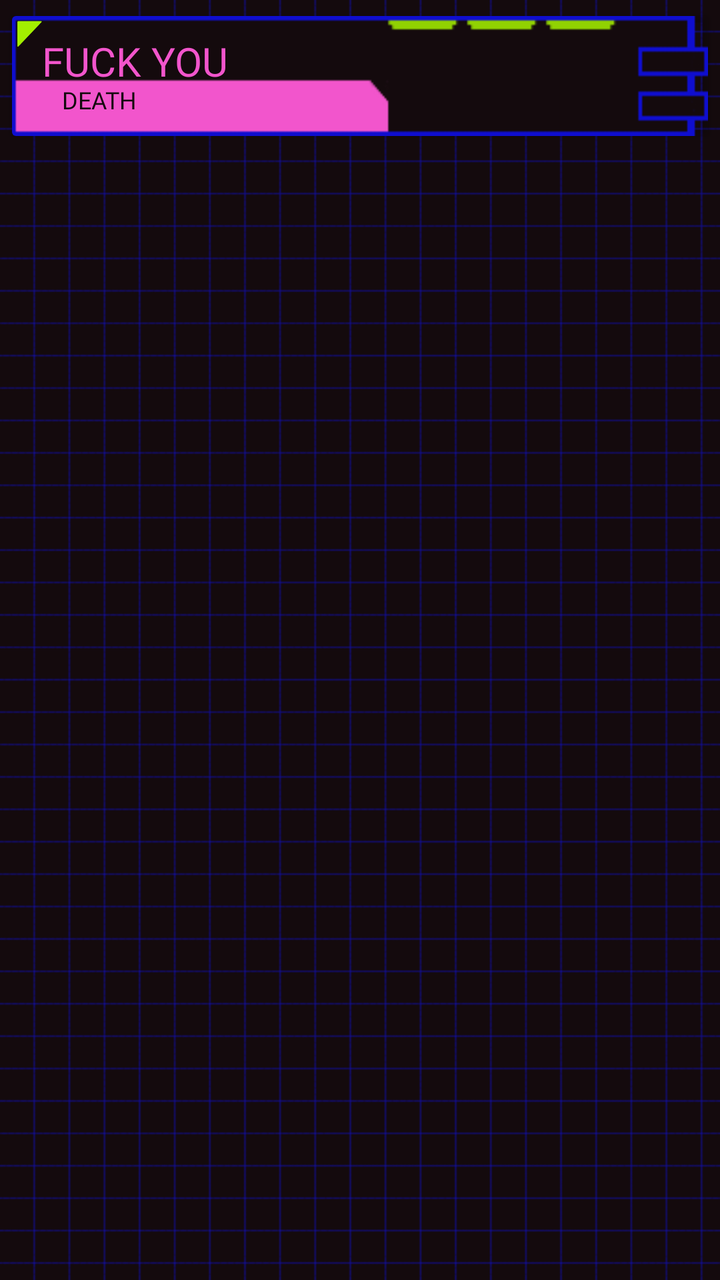
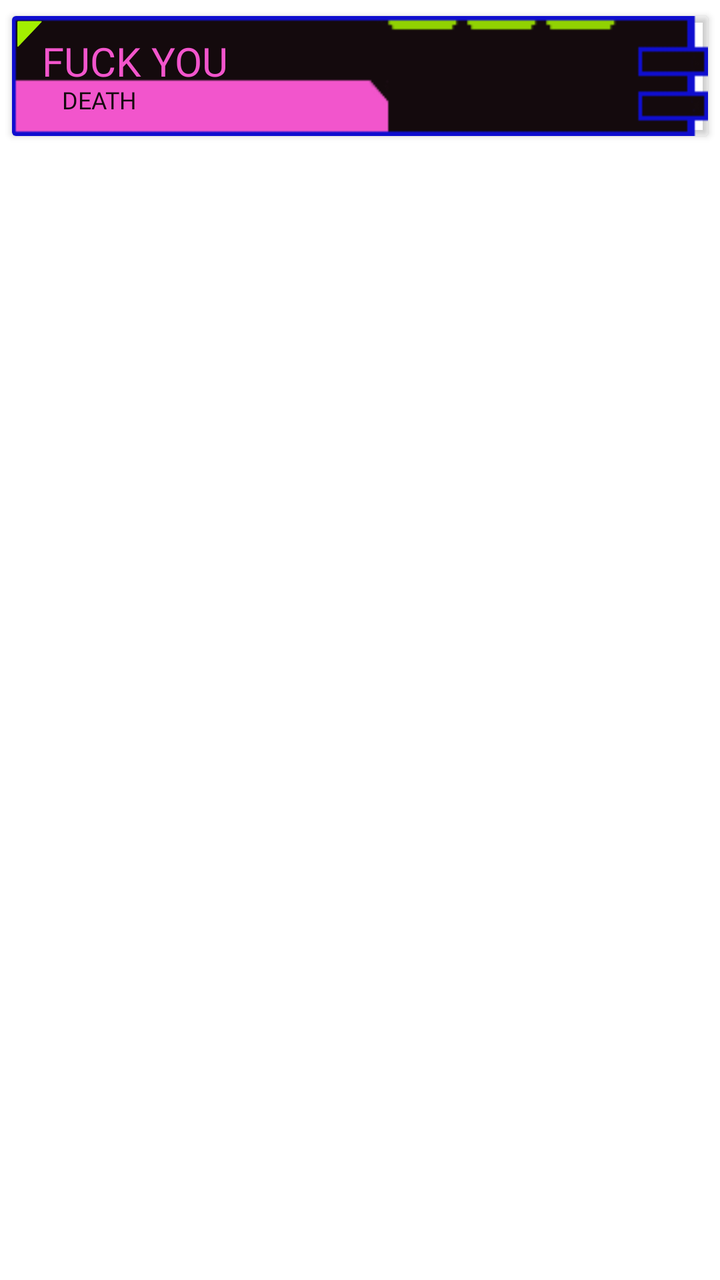

The first picture is an Android layout as it rendered before a commit; the second is the same layout after the commit. The layout source and the unified diff follow.
<!-- AndroidManifest.xml: application theme Theme.WhiteNoise -->
<!-- res/layout/song_element.xml -->
<?xml version="1.0" encoding="utf-8"?>
<androidx.constraintlayout.widget.ConstraintLayout
    xmlns:android="http://schemas.android.com/apk/res/android"
    android:layout_width="match_parent"
    android:layout_height="wrap_content"
    xmlns:app="http://schemas.android.com/apk/res-auto"
    android:elevation="10dp">

    <androidx.cardview.widget.CardView
        android:id="@+id/song_card"
        android:layout_width="0dp"
        android:layout_height="wrap_content"
        android:theme="@style/Theme.MaterialComponents.DayNight"
        app:layout_constraintStart_toStartOf="parent"
        app:layout_constraintEnd_toEndOf="parent"
        app:layout_constraintTop_toTopOf="parent"
        android:layout_marginVertical="@dimen/s"
        android:layout_marginHorizontal="6dp"
        app:cardBackgroundColor="#00000000">

        <androidx.constraintlayout.widget.ConstraintLayout
            android:layout_width="match_parent"
            android:layout_height="wrap_content"
            android:background="@drawable/songelement">

            <ImageView
                android:id="@+id/side_line"
                android:layout_width="15dp"
                android:layout_height="60dp"
                app:layout_constraintStart_toStartOf="parent"
                app:layout_constraintTop_toTopOf="parent"
                android:background="@drawable/song_color"
                android:backgroundTint="#a3ef00"
                android:contentDescription="@string/app_name">
            </ImageView>

            <TextView
                android:id="@+id/title"
                android:layout_width="0dp"
                android:layout_height="wrap_content"
                android:text="FUCK YOU"
                android:textColor="#f255cc"
                android:textSize="20dp"
                android:fontFamily="@font/retro"
                android:maxLines="1"
                android:scrollbars="horizontal"
                android:ellipsize="end"
                app:layout_constraintStart_toEndOf="@id/side_line"
                app:layout_constraintEnd_toStartOf="@id/name_change"
                app:layout_constraintTop_toTopOf="parent"
                android:textAlignment="textStart"
                android:paddingVertical="9dp"
>


            </TextView>

            <TextView
                android:id="@+id/artist"
                android:layout_width="wrap_content"
                android:layout_height="wrap_content"
                android:text="DEATH"
                android:textColor="#140a0d"
                android:textSize="@dimen/sm"
                android:fontFamily="@font/retro"
                android:maxLines="1"
                app:layout_constraintStart_toEndOf="@id/side_line"
                app:layout_constraintBottom_toBottomOf="parent"
                android:padding="10dp">

            </TextView>

            <ImageView
                android:id="@+id/playlist_add"
                android:layout_width="wrap_content"
                android:layout_height="0dp"
                app:layout_constraintEnd_toEndOf="parent"
                app:layout_constraintStart_toEndOf="@id/name_change"
                app:layout_constraintTop_toTopOf="parent"
                app:layout_constraintBottom_toBottomOf="parent"
                android:layout_marginRight="35dp"
                android:src="@drawable/playlist_add"
                app:tint="#a3ef00"
                android:scaleY="0.8"
                android:scaleX="0.8"
                android:visibility="gone">
            </ImageView>

            <ImageView
                android:id="@+id/name_change"
                android:layout_width="wrap_content"
                android:layout_height="match_parent"
                app:layout_constraintEnd_toStartOf="@id/playlist_add"
                app:layout_constraintStart_toEndOf="@id/title"
                app:layout_constraintTop_toTopOf="parent"
                app:layout_constraintBottom_toBottomOf="parent"
                android:layout_marginRight="0dp"

                android:src="@drawable/name_change"
                app:tint="#a3ef00"
                android:visibility="gone">
            </ImageView>



        </androidx.constraintlayout.widget.ConstraintLayout>

    </androidx.cardview.widget.CardView>

</androidx.constraintlayout.widget.ConstraintLayout>
<!-- resources referenced by this layout -->
<resources>
  <dimen name="s">8dp</dimen>
  <dimen name="sm">12dp</dimen>
  <!-- drawable name_change (drawable) -->
  <vector android:height="40dp" android:tint="#E0E0E0"
      android:viewportHeight="24" android:viewportWidth="24"
      android:width="40dp" xmlns:android="http://schemas.android.com/apk/res/android">
      <path android:fillColor="@android:color/white" android:pathData="M3,17.25V21h3.75L17.81,9.94l-3.75,-3.75L3,17.25zM20.71,7.04c0.39,-0.39 0.39,-1.02 0,-1.41l-2.34,-2.34c-0.39,-0.39 -1.02,-0.39 -1.41,0l-1.83,1.83 3.75,3.75 1.83,-1.83z"/>
  </vector>
  <!-- drawable playlist_add (drawable) -->
  <vector android:autoMirrored="true" android:height="64dp"
      android:tint="#E0E0E0" android:viewportHeight="24"
      android:viewportWidth="24" android:width="64dp" xmlns:android="http://schemas.android.com/apk/res/android">
      <path android:fillColor="@android:color/white" android:pathData="M14,10H3v2h11V10zM14,6H3v2h11V6zM18,14v-4h-2v4h-4v2h4v4h2v-4h4v-2H18zM3,16h7v-2H3V16z"/>
  </vector>
  <!-- drawable song_color: png bitmap (drawable, 2345 bytes) -->
  <!-- drawable songelement: png bitmap (drawable, 1687 bytes) -->
  <string name="app_name">White Noise</string>
  <style name="Theme.WhiteNoise" parent="Theme.MaterialComponents.DayNight.NoActionBar">
          
          <item name="colorPrimary">@color/purple_500</item>
          <item name="colorPrimaryVariant">@color/purple_700</item>
          <item name="colorOnPrimary">@color/white</item>
          
          <item name="colorSecondary">@color/teal_200</item>
          <item name="colorSecondaryVariant">@color/teal_700</item>
          <item name="colorOnSecondary">@color/black</item>
          
  
          
          <item name="android:windowBackground">@drawable/background</item>
      </style>
  <color name="purple_500">#FF6200EE</color>
  <color name="purple_700">#FF3700B3</color>
  <color name="white">#DCD1E8</color>
  <color name="teal_200">#FF03DAC5</color>
  <color name="teal_700">#FF018786</color>
  <color name="black">#FF000000</color>
  <!-- drawable background: png bitmap (drawable, 33336 bytes) -->
</resources>

<!-- the commit's change to res/layout/song_element.xml (unified diff, before → after) -->
@@ -46,10 +46,11 @@
                 android:scrollbars="horizontal"
                 android:ellipsize="end"
                 app:layout_constraintStart_toEndOf="@id/side_line"
-                app:layout_constraintEnd_toStartOf="@id/name_change"
+                app:layout_constraintEnd_toStartOf="@id/color_change"
                 app:layout_constraintTop_toTopOf="parent"
                 android:textAlignment="textStart"
                 android:paddingVertical="9dp"
+                android:layout_marginRight="100px"
 >
 
 
@@ -91,12 +92,27 @@
                 android:layout_width="wrap_content"
                 android:layout_height="match_parent"
                 app:layout_constraintEnd_toStartOf="@id/playlist_add"
-                app:layout_constraintStart_toEndOf="@id/title"
+                app:layout_constraintStart_toEndOf="@id/color_change"
                 app:layout_constraintTop_toTopOf="parent"
                 app:layout_constraintBottom_toBottomOf="parent"
                 android:layout_marginRight="0dp"
 
                 android:src="@drawable/name_change"
+                app:tint="#a3ef00"
+                android:visibility="gone">
+            </ImageView>
+
+            <ImageView
+                android:id="@+id/color_change"
+                android:layout_width="wrap_content"
+                android:layout_height="match_parent"
+                app:layout_constraintEnd_toStartOf="@id/name_change"
+                app:layout_constraintStart_toEndOf="@id/title"
+                app:layout_constraintTop_toTopOf="parent"
+                app:layout_constraintBottom_toBottomOf="parent"
+                android:layout_marginRight="5dp"
+
+                android:src="@drawable/color_change"
                 app:tint="#a3ef00"
                 android:visibility="gone">
             </ImageView>
<!-- resource entries referenced after the edit -->
@@ -2,6 +2,12 @@
 <resources>
   <dimen name="s">8dp</dimen>
   <dimen name="sm">12dp</dimen>
+  <!-- drawable color_change (drawable) -->
+  <vector android:height="40dp" android:tint="#E0E0E0"
+      android:viewportHeight="24" android:viewportWidth="24"
+      android:width="40dp" xmlns:android="http://schemas.android.com/apk/res/android">
+      <path android:fillColor="@android:color/white" android:pathData="M7,14c-1.66,0 -3,1.34 -3,3 0,1.31 -1.16,2 -2,2 0.92,1.22 2.49,2 4,2 2.21,0 4,-1.79 4,-4 0,-1.66 -1.34,-3 -3,-3zM20.71,4.63l-1.34,-1.34c-0.39,-0.39 -1.02,-0.39 -1.41,0L9,12.25 11.75,15l8.96,-8.96c0.39,-0.39 0.39,-1.02 0,-1.41z"/>
+  </vector>
   <!-- drawable name_change (drawable) -->
   <vector android:height="40dp" android:tint="#E0E0E0"
       android:viewportHeight="24" android:viewportWidth="24"
@@ -29,7 +35,7 @@
           
   
           
-          <item name="android:windowBackground">@drawable/background</item>
+  
       </style>
   <color name="purple_500">#FF6200EE</color>
   <color name="purple_700">#FF3700B3</color>
@@ -37,6 +43,5 @@
   <color name="teal_200">#FF03DAC5</color>
   <color name="teal_700">#FF018786</color>
   <color name="black">#FF000000</color>
-  <!-- drawable background: png bitmap (drawable, 33336 bytes) -->
 </resources>
 
